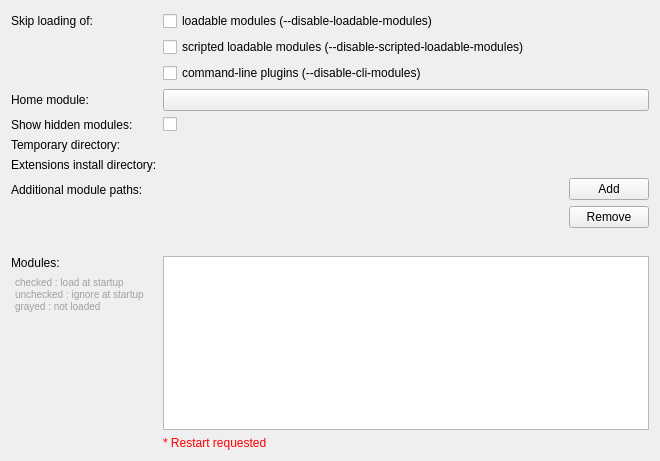
Old version of the form Base/QTGUI/Resources/UI/qSlicerSettingsModulesPanel.ui in the repository gezidan/Slicer.
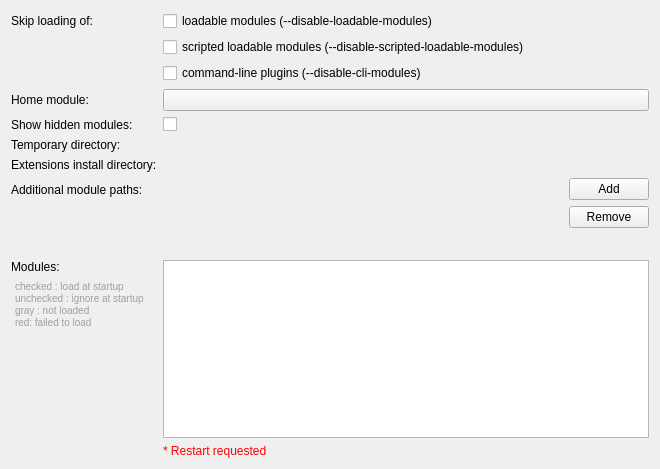
New version of the form. Custom widgets are drawn as their Qt base class.

```diff
--- a/Base/QTGUI/Resources/UI/qSlicerSettingsModulesPanel.ui
+++ b/Base/QTGUI/Resources/UI/qSlicerSettingsModulesPanel.ui
@@ -7,7 +7,7 @@
     <x>0</x>
     <y>0</y>
     <width>660</width>
-    <height>461</height>
+    <height>469</height>
    </rect>
   </property>
   <property name="windowTitle">
@@ -190,7 +190,7 @@
 &lt;html&gt;&lt;head&gt;&lt;meta name=&quot;qrichtext&quot; content=&quot;1&quot; /&gt;&lt;style type=&quot;text/css&quot;&gt;
 p, li { white-space: pre-wrap; }
 &lt;/style&gt;&lt;/head&gt;&lt;body&gt;
-&lt;p style=&quot; margin-top:12px; margin-bottom:12px; margin-left:4px; margin-right:0px; -qt-block-indent:0; text-indent:0px;&quot;&gt;&lt;span style=&quot; font-size:small; color:#9f9f9f;&quot;&gt;checked : load at startup&lt;br /&gt;unchecked : ignore at startup&lt;br /&gt;grayed : not loaded&lt;/span&gt;&lt;/p&gt;&lt;/body&gt;&lt;/html&gt;</string>
+&lt;p style=&quot; margin-top:12px; margin-bottom:12px; margin-left:4px; margin-right:0px; -qt-block-indent:0; text-indent:0px;&quot;&gt;&lt;span style=&quot; font-size:small; color:#9f9f9f;&quot;&gt;checked : load at startup&lt;br /&gt;unchecked : ignore at startup&lt;br /&gt;gray : not loaded&lt;br/&gt;red: failed to load&lt;/span&gt;&lt;/p&gt;&lt;/body&gt;&lt;/html&gt;</string>
        </property>
       </widget>
      </item>
```
